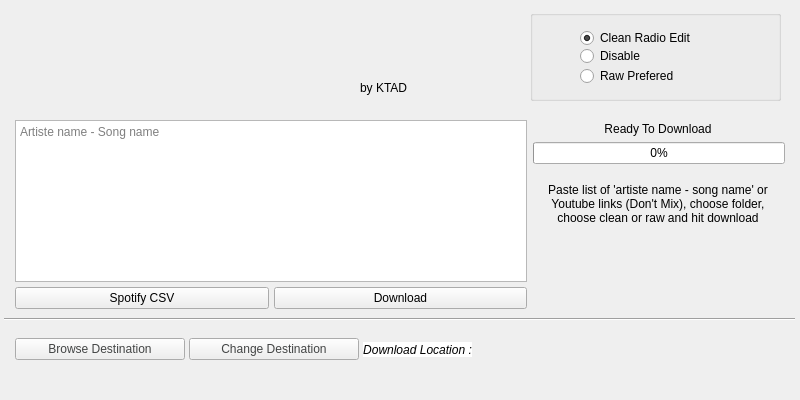
ktappdev/YTDownloader_PYQT5, file MainUiWindow_redesign.ui: the form before one commit.
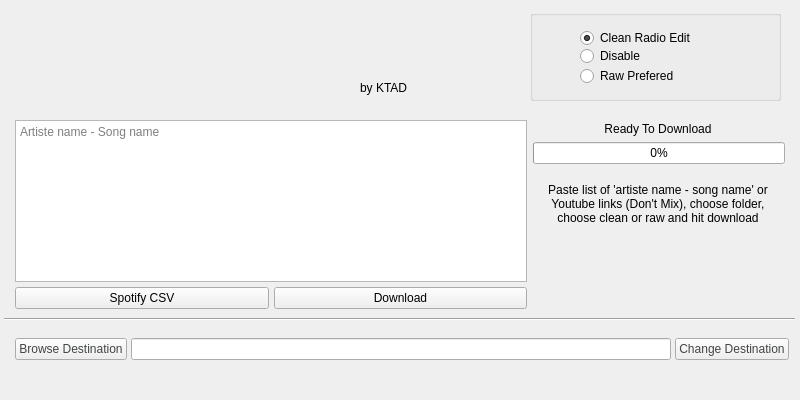
The form after the commit. Icons and pictures are not drawn.

Commit message: SOLID ON MAC UI UPDATES

```diff
--- a/MainUiWindow_redesign.ui
+++ b/MainUiWindow_redesign.ui
@@ -282,6 +282,9 @@
         </property>
        </widget>
       </item>
+      <item>
+       <widget class="QLineEdit" name="download_location"/>
+      </item>
       <item>
        <widget class="QPushButton" name="change_location_button_multi">
         <property name="maximumSize">
@@ -306,46 +309,6 @@
         </property>
        </widget>
       </item>
-      <item alignment="Qt::AlignLeft">
-       <widget class="QLabel" name="download_location_label_multi">
-        <property name="sizePolicy">
-         <sizepolicy hsizetype="Preferred" vsizetype="Preferred">
-          <horstretch>0</horstretch>
-          <verstretch>0</verstretch>
-         </sizepolicy>
-        </property>
-        <property name="maximumSize">
-         <size>
-          <width>16777215</width>
-          <height>15</height>
-         </size>
-        </property>
-        <property name="font">
-         <font>
-          <family>Arial</family>
-          <italic>true</italic>
-         </font>
-        </property>
-        <property name="styleSheet">
-         <string notr="true">background-color: rgb(255, 255, 255);</string>
-        </property>
-        <property name="frameShape">
-         <enum>QFrame::NoFrame</enum>
-        </property>
-        <property name="text">
-         <string>Download Location :</string>
-        </property>
-        <property name="scaledContents">
-         <bool>true</bool>
-        </property>
-        <property name="alignment">
-         <set>Qt::AlignCenter</set>
-        </property>
-        <property name="wordWrap">
-         <bool>false</bool>
-        </property>
-       </widget>
-      </item>
      </layout>
     </widget>
     <widget class="QWidget" name="layoutWidget">
```
The commit also changes 1 other file.
